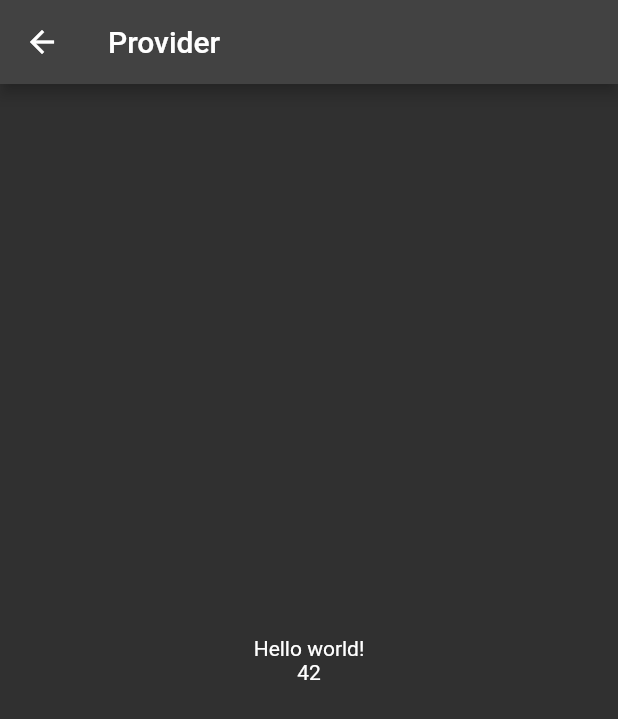
After one commit to fer0o/riverpod-explorer, a Flutter app: the screen it shows after launch, after a tap on "Provider", on a phone screen of 412 x 824 dp. The commit adds this screen. Shown: the top 719 px of the screen. Run offline on Flutter 3.47's test engine with Material 2 defaults, Android fonts, the phone set to English and light mode, and no system bars; our stand-ins replace hooks_riverpod.

Commit message:
primer ejemplo

```diff
--- a/lib/main.dart
+++ b/lib/main.dart
@@ -1,8 +1,11 @@
 import 'package:flutter/material.dart';
+import 'package:hooks_riverpod/hooks_riverpod.dart';
 import 'package:river/pages/home_page.dart';
 
 void main() {
-  runApp(const MyApp());
+  runApp(const ProviderScope(
+    child: MyApp(),
+  ));
 }
 
 class MyApp extends StatelessWidget {
--- a/lib/pages/home_page.dart
+++ b/lib/pages/home_page.dart
@@ -1,4 +1,7 @@
 import 'package:flutter/material.dart';
+//import 'package:hooks_riverpod/hooks_riverpod.dart';
+import 'package:river/providers/provider.dart';
+import 'package:river/providers/state_provider.dart';
 
 class MyHomePage extends StatelessWidget {
   const MyHomePage({super.key});
@@ -7,9 +10,31 @@ class MyHomePage extends StatelessWidget {
   Widget build(BuildContext context) {
     return Scaffold(
       appBar: AppBar(
-        title: Text('Riverpod Explorer!'),
+        title: const Text('Riverpod Explorer!'),
       ),
-      body: Column(children: [Text('Hola')]),
+      body: Padding(
+        padding: const EdgeInsets.all(8.0),
+        child: Column(
+          children: [
+            ElevatedButton(
+                onPressed: () {
+                  Navigator.push(
+                      context,
+                      MaterialPageRoute(
+                          builder: (context) => const ProviderPage()));
+                },
+                child: const Text('Provider')),
+            ElevatedButton(
+                onPressed: () {
+                  Navigator.push(
+                      context,
+                      MaterialPageRoute(
+                          builder: (context) => const StateProviderPage()));
+                },
+                child: const Text('State Provider'))
+          ],
+        ),
+      ),
     );
   }
 }
--- /dev/null
+++ b/lib/providers/provider.dart
@@ -0,0 +1,28 @@
+import 'package:flutter/material.dart';
+import 'package:hooks_riverpod/hooks_riverpod.dart';
+//import 'package:flutter_riverpod/flutter_riverpod.dart';
+
+final valueProvider = Provider(
+  (ref) => 'Hello world!',
+);
+final valueIntProvider = Provider((ref) => 42);
+
+class ProviderPage extends HookConsumerWidget {
+  const ProviderPage({super.key});
+  @override
+  Widget build(BuildContext context, WidgetRef ref) {
+    final String value = ref.watch(valueProvider);
+    final intvalue = ref.watch(valueIntProvider);
+    return Scaffold(
+      appBar: AppBar(
+        title: const Text('Provider'),
+      ),
+      body: Center(
+        child: Column(
+          mainAxisAlignment: MainAxisAlignment.center,
+          children: [Text(value), Text((intvalue.toString()))],
+        ),
+      ),
+    );
+  }
+}
--- a/pubspec.yaml
+++ b/pubspec.yaml
@@ -36,6 +36,7 @@ dependencies:
   # Use with the CupertinoIcons class for iOS style icons.
   cupertino_icons: ^1.0.2
   hooks_riverpod: ^2.3.2
+  flutter_riverpod: ^2.3.2
 
 dev_dependencies:
   flutter_test:
```
Also changed, not shown: lib/providers/state_provider.dart (added, +14 -0 lines), pubspec.lock.
